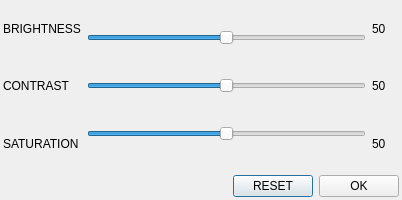
jyhlearning/MultiFormatPlayer, file MFPSinglePlayer/MFPSettings.ui: the form before one commit.
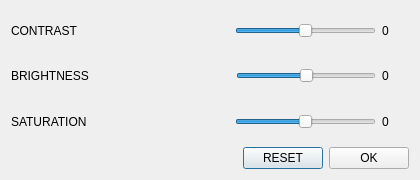
The form after the commit. Custom widgets are drawn as their Qt base class.

The edit to the form file:
```diff
--- a/MFPSinglePlayer/MFPSettings.ui
+++ b/MFPSinglePlayer/MFPSettings.ui
@@ -6,8 +6,8 @@
    <rect>
     <x>0</x>
     <y>0</y>
-    <width>402</width>
-    <height>200</height>
+    <width>420</width>
+    <height>180</height>
    </rect>
   </property>
   <property name="minimumSize">
@@ -25,23 +25,65 @@
   <property name="windowTitle">
    <string>Dialog</string>
   </property>
-  <layout class="QVBoxLayout" name="verticalLayout_3" stretch="1,0">
-   <property name="leftMargin">
-    <number>3</number>
-   </property>
-   <property name="topMargin">
-    <number>3</number>
-   </property>
-   <property name="rightMargin">
-    <number>3</number>
-   </property>
-   <property name="bottomMargin">
-    <number>3</number>
-   </property>
+  <layout class="QVBoxLayout" name="verticalLayout">
+   <item>
+    <layout class="QHBoxLayout" name="horizontalLayout_5">
+     <item>
+      <widget class="QLabel" name="label_2">
+       <property name="text">
+        <string>CONTRAST   </string>
+       </property>
+      </widget>
+     </item>
+     <item>
+      <spacer name="horizontalSpacer_2">
+       <property name="orientation">
+        <enum>Qt::Horizontal</enum>
+       </property>
+       <property name="sizeHint" stdset="0">
+        <size>
+         <width>40</width>
+         <height>20</height>
+        </size>
+       </property>
+      </spacer>
+     </item>
+     <item>
+      <widget class="MFPControlSilder" name="contrastSlider">
+       <property name="maximum">
+        <number>100</number>
+       </property>
+       <property name="value">
+        <number>50</number>
+       </property>
+       <property name="tracking">
+        <bool>true</bool>
+       </property>
+       <property name="orientation">
+        <enum>Qt::Horizontal</enum>
+       </property>
+      </widget>
+     </item>
    <item>
-    <layout class="QHBoxLayout" name="horizontalLayout" stretch="0,1,0">
+      <widget class="QLabel" name="contrastLabel">
+       <property name="enabled">
+        <bool>true</bool>
+       </property>
+       <property name="minimumSize">
+        <size>
+         <width>27</width>
+         <height>32</height>
+        </size>
+       </property>
+       <property name="text">
+        <string>0</string>
+       </property>
+      </widget>
+     </item>
+    </layout>
+   </item>
      <item>
-      <layout class="QVBoxLayout" name="verticalLayout_2">
+    <layout class="QHBoxLayout" name="horizontalLayout_4">
        <item>
         <widget class="QLabel" name="label">
          <property name="text">
@@ -50,12 +92,51 @@
         </widget>
        </item>
        <item>
-        <widget class="QLabel" name="label_2">
+      <spacer name="horizontalSpacer_3">
+       <property name="orientation">
+        <enum>Qt::Horizontal</enum>
+       </property>
+       <property name="sizeHint" stdset="0">
+        <size>
+         <width>40</width>
+         <height>20</height>
+        </size>
+       </property>
+      </spacer>
+     </item>
+     <item>
+      <widget class="MFPControlSilder" name="brightnessSlider">
+       <property name="maximum">
+        <number>100</number>
+       </property>
+       <property name="value">
+        <number>50</number>
+       </property>
+       <property name="tracking">
+        <bool>true</bool>
+       </property>
+       <property name="orientation">
+        <enum>Qt::Horizontal</enum>
+       </property>
+      </widget>
+     </item>
+     <item>
+      <widget class="QLabel" name="brightnessLabel">
+       <property name="minimumSize">
+        <size>
+         <width>27</width>
+         <height>33</height>
+        </size>
+       </property>
          <property name="text">
-          <string>CONTRAST</string>
+        <string>0</string>
          </property>
         </widget>
        </item>
+    </layout>
+   </item>
+   <item>
+    <layout class="QHBoxLayout" name="horizontalLayout_6">
        <item>
         <widget class="QLabel" name="label_3">
          <property name="text">
@@ -63,41 +144,18 @@
          </property>
         </widget>
        </item>
-      </layout>
-     </item>
      <item>
-      <layout class="QVBoxLayout" name="verticalLayout">
-       <item>
-        <widget class="MFPControlSilder" name="brightnessSlider">
-         <property name="maximum">
-          <number>100</number>
-         </property>
-         <property name="value">
-          <number>50</number>
-         </property>
-         <property name="tracking">
-          <bool>false</bool>
-         </property>
+      <spacer name="horizontalSpacer_4">
          <property name="orientation">
           <enum>Qt::Horizontal</enum>
          </property>
-        </widget>
-       </item>
-       <item>
-        <widget class="MFPControlSilder" name="contrastSlider">
-         <property name="maximum">
-          <number>100</number>
-         </property>
-         <property name="value">
-          <number>50</number>
-         </property>
-         <property name="tracking">
-          <bool>false</bool>
-         </property>
-         <property name="orientation">
-          <enum>Qt::Horizontal</enum>
-         </property>
-        </widget>
+       <property name="sizeHint" stdset="0">
+        <size>
+         <width>40</width>
+         <height>20</height>
+        </size>
+       </property>
+      </spacer>
        </item>
        <item>
         <widget class="MFPControlSilder" name="saturationSlider">
@@ -112,41 +170,21 @@
          </property>
          <property name="orientation">
           <enum>Qt::Horizontal</enum>
-         </property>
-        </widget>
-       </item>
-      </layout>
-     </item>
-     <item>
-      <layout class="QVBoxLayout" name="verticalLayout_4">
-       <item>
-        <widget class="QLabel" name="brightnessLabel">
-         <property name="text">
-          <string>50</string>
-         </property>
-        </widget>
-       </item>
-       <item>
-        <widget class="QLabel" name="contrastLabel">
-         <property name="minimumSize">
-          <size>
-           <width>27</width>
-           <height>29</height>
-          </size>
-         </property>
-         <property name="text">
-          <string>50</string>
          </property>
         </widget>
        </item>
        <item>
         <widget class="QLabel" name="saturationLabel">
+       <property name="minimumSize">
+        <size>
+         <width>27</width>
+         <height>32</height>
+        </size>
+       </property>
          <property name="text">
-          <string>50</string>
-         </property>
-        </widget>
-       </item>
-      </layout>
+        <string>0</string>
+       </property>
+      </widget>
      </item>
     </layout>
    </item>
```
Left out of the diff: 4 changed lines with no effect on the pictures. Lines whose indentation alone changed are shown as unchanged.
